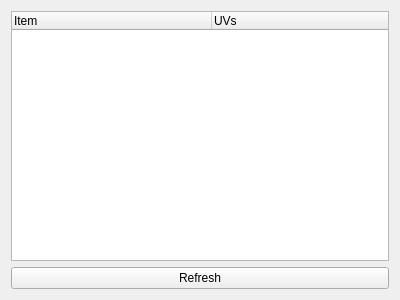
First picture: the form in UVOutliner.ui, repository WhenInDoubtC4/UVToolkit, before the edit.
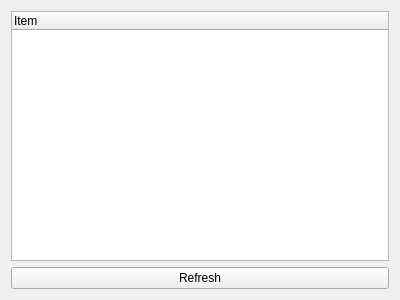
Second picture: the form after the edit.

Patch:
```diff
--- a/UVOutliner.ui
+++ b/UVOutliner.ui
@@ -27,11 +27,6 @@
        <string>Item</string>
       </property>
      </column>
-     <column>
-      <property name="text">
-       <string>UVs</string>
-      </property>
-     </column>
     </widget>
    </item>
    <item row="1" column="0">
```
